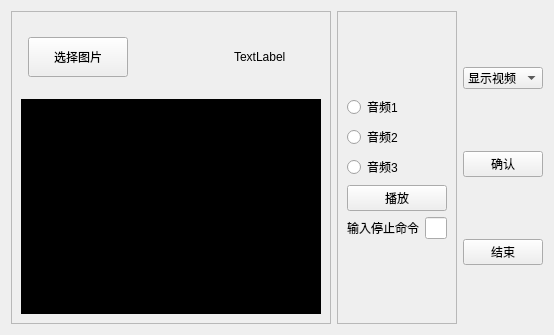
This is first.ui in wqz123287/face_test as Qt 5 draws it before an edit. The edited form follows.
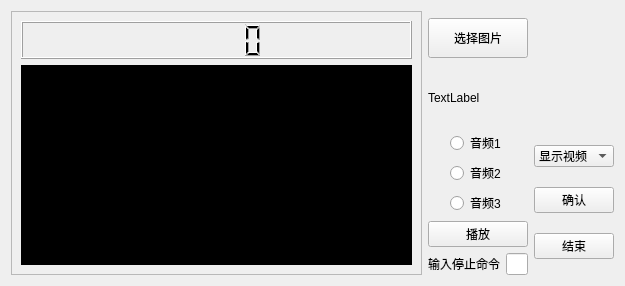
This is the edited form.

Patch:
```diff
--- a/first.ui
+++ b/first.ui
@@ -6,14 +6,14 @@
    <rect>
     <x>0</x>
     <y>0</y>
-    <width>542</width>
-    <height>335</height>
+    <width>625</width>
+    <height>286</height>
    </rect>
   </property>
   <property name="windowTitle">
    <string>Form</string>
   </property>
-  <layout class="QHBoxLayout" name="horizontalLayout_3" stretch="4,2,1">
+  <layout class="QHBoxLayout" name="horizontalLayout_5" stretch="8,2">
    <item>
     <widget class="QFrame" name="frame">
      <property name="frameShape">
@@ -22,11 +22,53 @@
      <property name="frameShadow">
       <enum>QFrame::Raised</enum>
      </property>
+     <layout class="QVBoxLayout" name="verticalLayout_9">
+      <item>
+       <layout class="QVBoxLayout" name="verticalLayout_7" stretch="2,8">
+        <item>
+         <layout class="QHBoxLayout" name="horizontalLayout_3" stretch="8">
+          <item>
+           <widget class="QLCDNumber" name="time">
+            <property name="maximumSize">
+             <size>
+              <width>16777215</width>
+              <height>120</height>
+             </size>
+            </property>
+           </widget>
+          </item>
+         </layout>
+        </item>
+        <item>
+         <widget class="QLabel" name="video">
+          <property name="minimumSize">
+           <size>
+            <width>300</width>
+            <height>200</height>
+           </size>
+          </property>
+          <property name="autoFillBackground">
+           <bool>false</bool>
+          </property>
+          <property name="styleSheet">
+           <string notr="true">background-color: rgb(0, 0, 0);</string>
+          </property>
+          <property name="text">
+           <string/>
+          </property>
+         </widget>
+        </item>
+       </layout>
+      </item>
+     </layout>
+    </widget>
+   </item>
+   <item>
+    <layout class="QVBoxLayout" name="verticalLayout_10" stretch="3,7">
+     <item>
      <layout class="QVBoxLayout" name="verticalLayout_4">
       <item>
-       <layout class="QVBoxLayout" name="verticalLayout_2" stretch="1,3">
-        <item>
-         <layout class="QHBoxLayout" name="horizontalLayout_5" stretch="1,3,3">
+        <layout class="QHBoxLayout" name="horizontalLayout_4">
           <item>
            <widget class="QPushButton" name="file">
             <property name="maximumSize">
@@ -53,12 +95,14 @@
             </property>
            </widget>
           </item>
+        </layout>
+       </item>
           <item>
            <widget class="QLabel" name="picture">
             <property name="maximumSize">
              <size>
-              <width>80</width>
-              <height>100</height>
+           <width>300</width>
+           <height>400</height>
              </size>
             </property>
             <property name="text">
@@ -69,59 +113,28 @@
          </layout>
         </item>
         <item>
-         <widget class="QLabel" name="video">
-          <property name="minimumSize">
-           <size>
-            <width>300</width>
-            <height>200</height>
-           </size>
-          </property>
-          <property name="autoFillBackground">
-           <bool>false</bool>
-          </property>
-          <property name="styleSheet">
-           <string notr="true">background-color: rgb(0, 0, 0);</string>
-          </property>
-          <property name="text">
-           <string/>
-          </property>
-         </widget>
-        </item>
-       </layout>
-      </item>
-     </layout>
-    </widget>
-   </item>
-   <item>
-    <widget class="QFrame" name="frame_4">
-     <property name="frameShape">
-      <enum>QFrame::StyledPanel</enum>
-     </property>
-     <property name="frameShadow">
-      <enum>QFrame::Raised</enum>
-     </property>
-     <layout class="QVBoxLayout" name="verticalLayout_7">
+      <layout class="QHBoxLayout" name="horizontalLayout" stretch="2,1">
       <item>
        <layout class="QVBoxLayout" name="verticalLayout_6" stretch="2,2">
         <item>
-         <layout class="QVBoxLayout" name="verticalLayout" stretch="0,1">
+          <layout class="QVBoxLayout" name="verticalLayout" stretch="8,2">
           <item>
            <layout class="QVBoxLayout" name="verticalLayout_8">
-            <item>
+             <item alignment="Qt::AlignHCenter">
              <widget class="QRadioButton" name="alarm01">
               <property name="text">
                <string>音频1</string>
               </property>
              </widget>
             </item>
-            <item>
+             <item alignment="Qt::AlignHCenter">
              <widget class="QRadioButton" name="alarm02">
               <property name="text">
                <string>音频2</string>
               </property>
              </widget>
             </item>
-            <item>
+             <item alignment="Qt::AlignHCenter">
              <widget class="QRadioButton" name="alarm03">
               <property name="text">
                <string>音频3</string>
@@ -159,9 +172,6 @@
         </item>
        </layout>
       </item>
-     </layout>
-    </widget>
-   </item>
    <item>
     <layout class="QVBoxLayout" name="verticalLayout_5">
      <item>
@@ -191,6 +201,10 @@
         <string>结束</string>
        </property>
       </widget>
+         </item>
+        </layout>
+       </item>
+      </layout>
      </item>
     </layout>
    </item>
```
Lines whose indentation alone changed are shown as unchanged.
